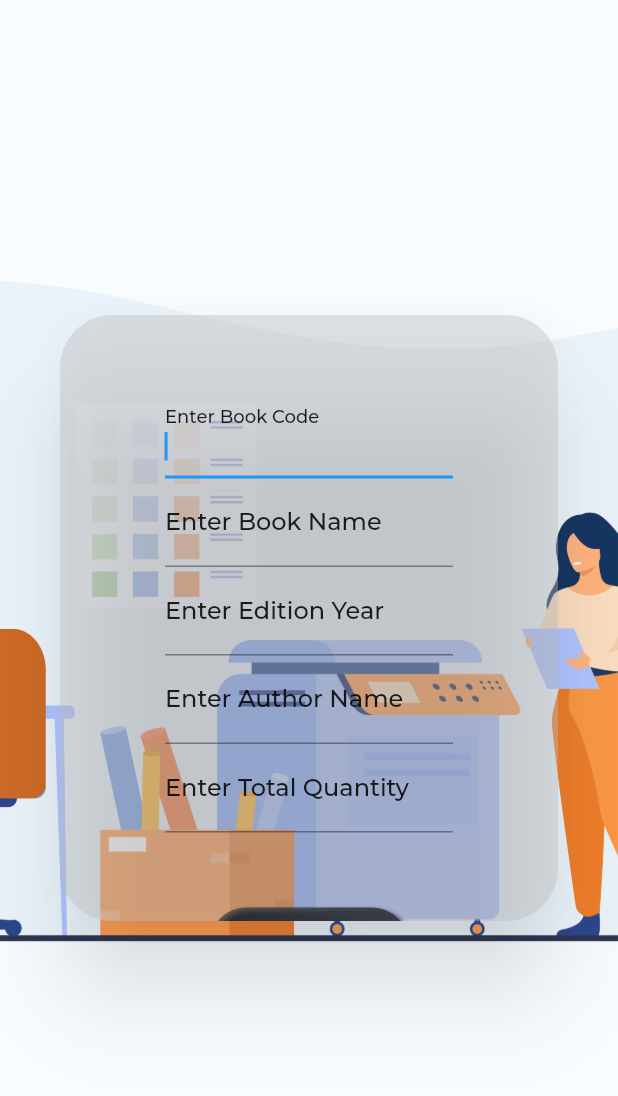
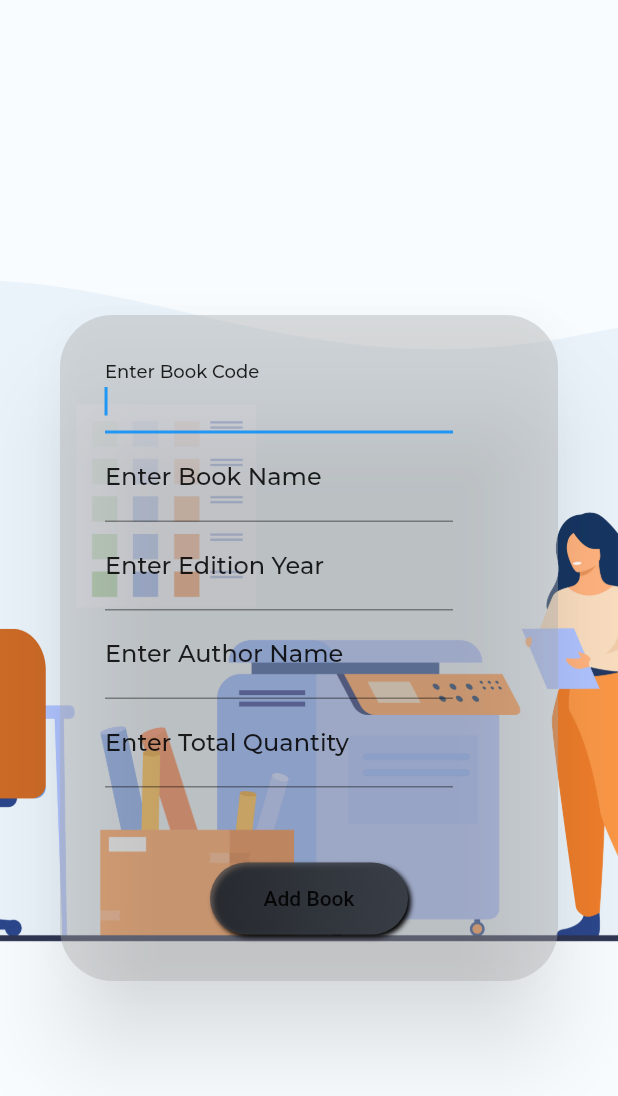
Before and after one commit to Im-gkira/library_management_system, a Flutter app: the AddBooks screen opened by its route, on a phone screen of 412 x 824 dp. Shown: the top 1096 px of the screen. Run offline on Flutter 3.47's test engine with Material 2 defaults, Android fonts, the phone set to English and light mode, and no system bars; our stand-ins replace auto_size_text, bottom_navy_bar, carousel_slider, cloud_firestore, firebase_auth, firebase_core and 4 more; missing offline and left inert: drawing_animation; accounts and stored records are empty.

Commit message:
Minor Changes

```diff
--- a/lib/Screens/add_books_screen.dart
+++ b/lib/Screens/add_books_screen.dart
@@ -106,18 +106,18 @@
         child: Card(
           shape: RoundedRectangleBorder(
               borderRadius: BorderRadius.circular(35.0)),
-          margin: EdgeInsets.symmetric(horizontal: 40.0,vertical: 210.0),
+          margin: EdgeInsets.only(top: 210.0,left:40.0,right:40.0,bottom:170.0),
           elevation: 26.0,
           shadowColor: Colors.black54,
-          color: Color(0Xaabbbbbb).withOpacity(0.4),
+          color: Color(0X00aaaaaa).withOpacity(0.4),
           child: ListView(
             children: [
               SizedBox(
-                height: 50,
+                height: 20,
               ),
               Padding(
-                padding: const EdgeInsets.symmetric(
-                    horizontal: 70.0),
+                padding: const EdgeInsets.only(
+                    left: 30.0,right: 70.0),
                 child: TextFormField(
                   autofocus: true,
 
@@ -148,8 +148,8 @@
                 ),
               ),
               Padding(
-                padding: const EdgeInsets.symmetric(
-                    horizontal: 70.0),
+                padding: const EdgeInsets.only(
+                    left: 30.0,right: 70.0),
                 child: TextFormField(
                   autofocus: true,
                   decoration: InputDecoration(
@@ -179,8 +179,8 @@
                 ),
               ),
               Padding(
-                padding: const EdgeInsets.symmetric(
-                    horizontal: 70.0),
+                padding: const EdgeInsets.only(
+                    left: 30.0,right: 70.0),
                 child: TextFormField(
                   autofocus: true,
                   decoration: InputDecoration(
@@ -210,7 +210,8 @@
                 ),
               ),
               Padding(
-                padding: const EdgeInsets.symmetric(horizontal: 70.0),
+                padding: const EdgeInsets.only(
+                    left: 30.0,right: 70.0),
                 child: TextFormField(
                   autofocus: true,
                   decoration: InputDecoration(
@@ -240,8 +241,8 @@
                 ),
               ),
               Padding(
-                padding: const EdgeInsets.symmetric(
-                    horizontal: 70.0),
+                padding: const EdgeInsets.only(
+                    left: 30.0,right: 70.0),
                 child: TextFormField(
                   autofocus: true,
                   decoration: InputDecoration(
```
